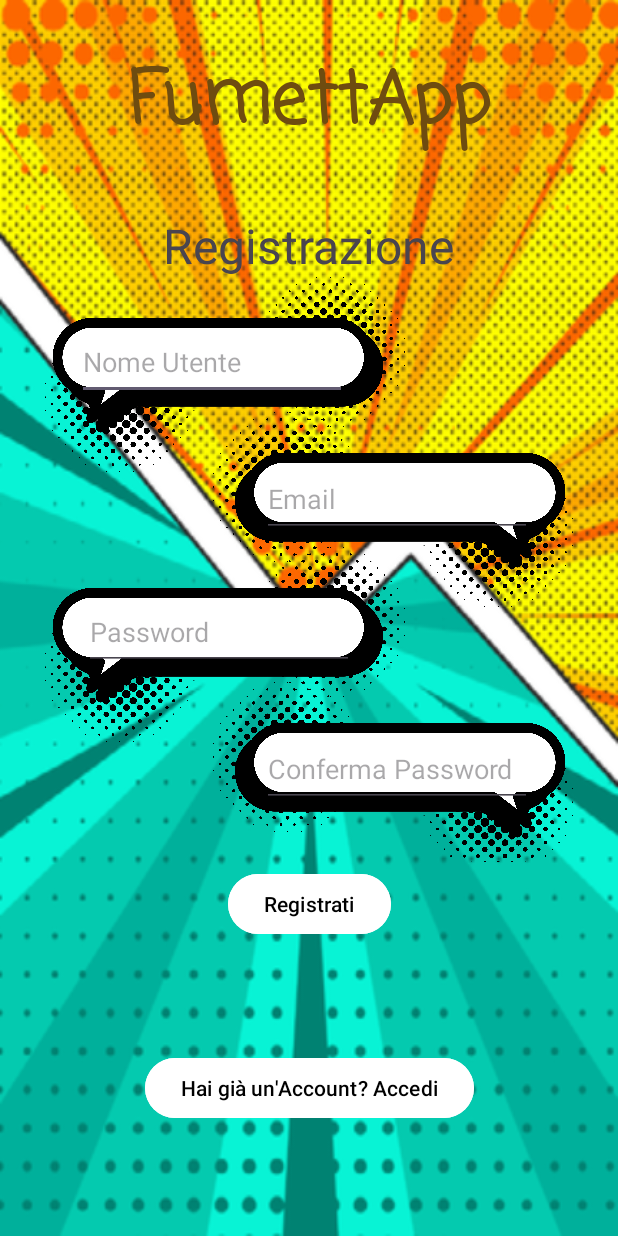
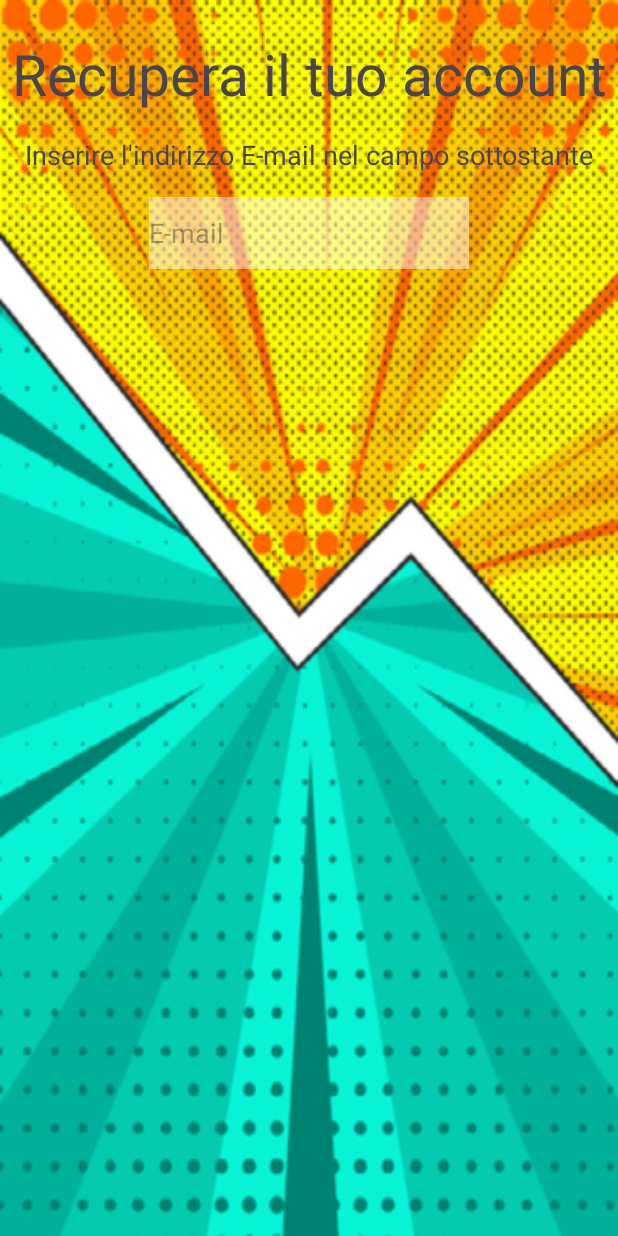
Before and after one commit to corideli/FumettApp, an Android app: the screen it shows after launch (RegisterActivity before the commit, LoginActivity after it), after a tap on "Password dimenticata", on a phone screen of 412 x 824 dp. Run offline under Robolectric (Android 15) with nearby library versions, the phone set to English and light mode, and no system bars; our stand-ins replace Firebase (no records; nobody signed in at launch, a user with empty details on screens opened directly).

Commit message:
Modifica psdDimenticata

```diff
--- a/app/src/main/java/it/insubria/fumettapp/LoginActivity.kt
+++ b/app/src/main/java/it/insubria/fumettapp/LoginActivity.kt
@@ -12,6 +12,7 @@ class LoginActivity : AppCompatActivity() {
 
     private lateinit var binding: ActivityLoginBinding
     private lateinit var firebaseAuth: FirebaseAuth
+
     override fun onCreate(savedInstanceState: Bundle?) {
         super.onCreate(savedInstanceState)
         window.setFlags(
@@ -51,10 +52,12 @@ class LoginActivity : AppCompatActivity() {
             }
         }
 
-        /* collegare il pulsante di password dimenticata a nuovo fragment che inv ia mail all'utente con campo di cambio psw*/
-        binding.btnPswDim.setOnClickListener {
-            val intent = Intent(this, RegisterActivity::class.java)
-            startActivity(intent)
+        val passwordDimenticata = PasswordDimenticata()
+        binding.btnPswDim.setOnClickListener{
+            supportFragmentManager.beginTransaction().apply {
+                replace(R.id.fragment_password, passwordDimenticata)
+                commit()
+            }
         }
     }
 
--- a/app/src/main/java/it/insubria/fumettapp/PasswordDimenticata.kt
+++ b/app/src/main/java/it/insubria/fumettapp/PasswordDimenticata.kt
@@ -30,7 +30,8 @@ class PasswordDimenticata : Fragment() {
     }
 
     override fun onCreateView(
-        inflater: LayoutInflater, container: ViewGroup?,
+        inflater: LayoutInflater,
+        container: ViewGroup?,
         savedInstanceState: Bundle?
     ): View? {
         // Inflate the layout for this fragment
--- a/app/src/main/res/layout/activity_login.xml
+++ b/app/src/main/res/layout/activity_login.xml
@@ -136,5 +136,11 @@
 
     </androidx.constraintlayout.widget.ConstraintLayout>
 
+    <androidx.fragment.app.FragmentContainerView
+        android:name="it.insubria.fumettapp.PasswordDimenticata"
+        android:id="@+id/fragment_password"
+        android:layout_width="match_parent"
+        android:layout_height="match_parent"/>
+
 
 </androidx.constraintlayout.widget.ConstraintLayout>
--- a/app/src/main/res/layout/fragment_password_dimenticata.xml
+++ b/app/src/main/res/layout/fragment_password_dimenticata.xml
@@ -12,7 +12,7 @@
         android:layout_width="wrap_content"
         android:layout_height="wrap_content"
         android:layout_marginTop="16dp"
-        android:text="Recupera il tuo account"
+        android:text="@string/recupera_il_tuo_account"
         android:textSize="38sp"
         app:layout_constraintBottom_toBottomOf="parent"
         app:layout_constraintEnd_toEndOf="parent"
@@ -27,7 +27,7 @@
         android:layout_marginTop="16dp"
         android:background="#80FFFFFF"
         android:ems="10"
-        android:hint="Indirizzo E-mail"
+        android:hint="@string/e_mail"
         android:inputType="textEmailAddress"
         app:layout_constraintBottom_toBottomOf="parent"
         app:layout_constraintEnd_toEndOf="parent"
@@ -40,7 +40,7 @@
         android:layout_width="wrap_content"
         android:layout_height="wrap_content"
         android:layout_marginTop="16dp"
-        android:text="Inserire l'indirizzo E-mail nel campo sottostante"
+        android:text="@string/inserire_mail"
         android:textSize="18sp"
         app:layout_constraintBottom_toBottomOf="parent"
         app:layout_constraintEnd_toEndOf="parent"
--- a/app/src/main/res/values/strings.xml
+++ b/app/src/main/res/values/strings.xml
@@ -8,4 +8,6 @@
     <string name="e_mail">E-mail</string>
     <string name="password">Password</string>
     <string name="registrazione">Registrazione</string>
+    <string name="recupera_il_tuo_account">Recupera il tuo account</string>
+    <string name="inserire_mail">Inserire l\'indirizzo E-mail nel campo sottostante</string>
 </resources>
```
